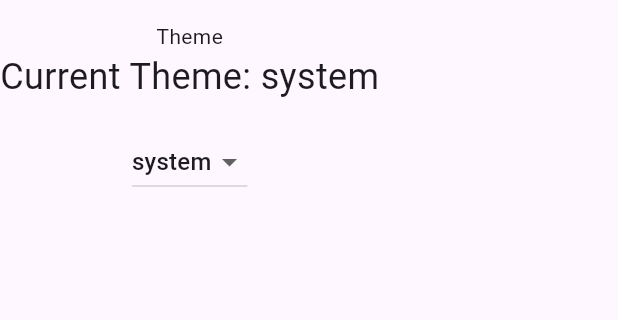
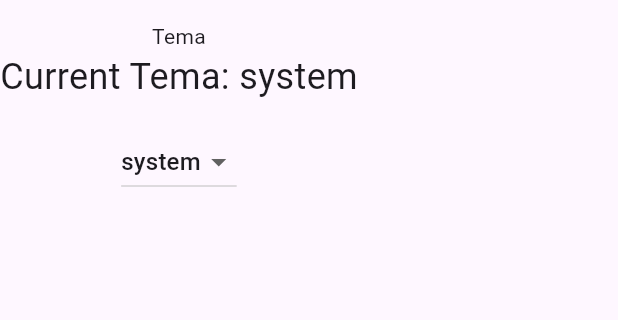
Before and after one commit to hafidikhsan/batur, a Flutter app: the screen it shows after launch, after a tap on "Settings", on a phone screen of 412 x 824 dp, the part 63-383 px from its top. Run offline on Flutter 3.47's test engine with Material 3 defaults, Android fonts, the phone set to English and light mode, and no system bars; our stand-ins replace equatable, flutter_bloc; generated files the repository leaves out were written again.

Commit message:
CREATE: Localization

```diff
--- /dev/null
+++ b/l10n.yaml
@@ -0,0 +1,3 @@
+arb-dir: lib/l10n
+template-arb-file: intl_id.arb
+output-localization-file: app_localizations.dart
--- /dev/null
+++ b/lib/l10n/intl_en.arb
@@ -0,0 +1,3 @@
+{
+    "theme": "Theme"
+}
--- /dev/null
+++ b/lib/l10n/intl_id.arb
@@ -0,0 +1,3 @@
+{
+    "theme": "Tema"
+}
--- a/lib/main.dart
+++ b/lib/main.dart
@@ -2,6 +2,8 @@
 import 'package:batur/screen/on_boarding_screen.dart';
 import 'package:flutter/material.dart';
 import 'package:flutter_bloc/flutter_bloc.dart';
+import 'package:flutter_gen/gen_l10n/app_localizations.dart';
+import 'package:flutter_localizations/flutter_localizations.dart';
 
 void main() {
   runApp(
@@ -20,6 +22,17 @@
     return MaterialApp(
       title: "Bandung Tourism",
       debugShowCheckedModeBanner: false,
+      localizationsDelegates: const [
+        AppLocalizations.delegate,
+        GlobalMaterialLocalizations.delegate,
+        GlobalWidgetsLocalizations.delegate,
+        GlobalCupertinoLocalizations.delegate,
+      ],
+      supportedLocales: const [
+        Locale("id", ""),
+        Locale("en", ""),
+      ],
+      locale: const Locale("id"),
       theme: ThemeData(
         colorScheme: ColorScheme.fromSeed(seedColor: Colors.deepPurple),
         useMaterial3: true,
--- a/lib/screen/settings_screen.dart
+++ b/lib/screen/settings_screen.dart
@@ -2,6 +2,7 @@
 import 'package:batur/utils/enumerate.dart';
 import 'package:flutter/material.dart';
 import 'package:flutter_bloc/flutter_bloc.dart';
+import 'package:flutter_gen/gen_l10n/app_localizations.dart';
 
 class SettingScreen extends StatelessWidget {
   const SettingScreen({super.key});
@@ -15,11 +16,11 @@
       body: SafeArea(
         child: Column (
           children: [
-            const Text("Theme"),
+            Text(AppLocalizations.of(context)!.theme),
             BlocBuilder<SettingsBloc, SettingsState>(
               builder: (context, state) {
                 return Text(
-                  "Current Theme: ${state.themeType.name}",
+                  "Current ${AppLocalizations.of(context)!.theme}: ${state.themeType.name}",
                   style: const TextStyle(fontSize: 24),
                 );
               },
--- a/pubspec.yaml
+++ b/pubspec.yaml
@@ -11,6 +11,9 @@
 dependencies:
   flutter:
     sdk: flutter
+  flutter_localizations:
+    sdk: flutter
+  intl: any
 
   cupertino_icons: ^1.0.2
   equatable:
@@ -24,3 +27,4 @@
 
 flutter:
   uses-material-design: true
+  generate: true
```
Also changed, not shown: pubspec.lock, 1 other file.
